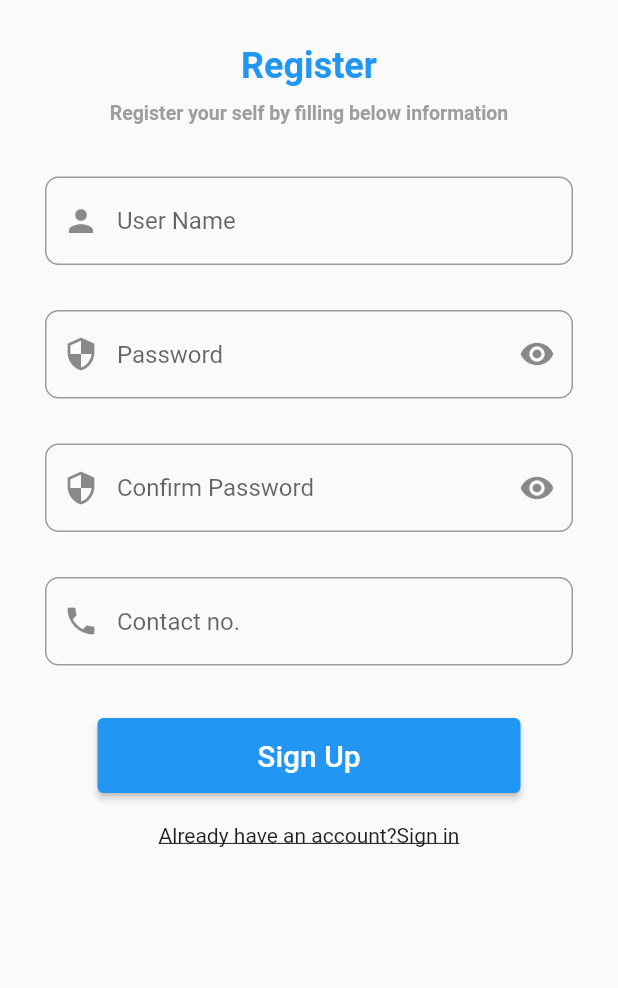
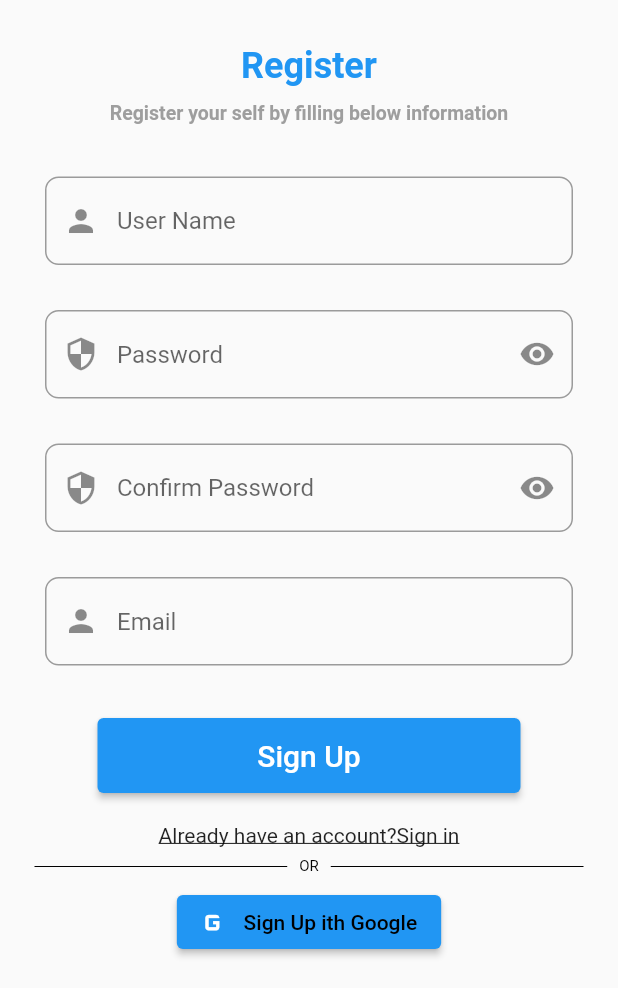
Before and after one commit to Fenillad-23/chatIn, a Flutter app: the Registration screen opened directly, on a phone screen of 412 x 824 dp, the part 248-1236 px from its top. Run offline on Flutter 3.47's test engine with Material 2 defaults, Android fonts, the phone set to English and light mode, and no system bars; our stand-ins replace flutter_signin_button, lottie, otp_text_field, shared_preferences; accounts and stored records are empty.

Commit message:
button&validation

```diff
--- a/lib/Registration/registration.dart
+++ b/lib/Registration/registration.dart
@@ -3,6 +3,7 @@ import 'package:chattin/Network/network_dio.dart';
 import 'package:flutter/material.dart';
 import 'package:chattin/validation/validation.dart';
 import 'package:shared_preferences/shared_preferences.dart';
+import 'package:flutter_signin_button/flutter_signin_button.dart';
 
 class Registration extends StatefulWidget {
   const Registration({Key? key}) : super(key: key);
@@ -84,7 +85,8 @@ class _RegistrationState extends State<Registration> {
           child: Column(mainAxisAlignment: MainAxisAlignment.center, children: [
             Padding(
               padding: EdgeInsets.all(15),
-                child: Column(children: [
+              child: Column(
+                children: [
                   SizedBox(
                     height: 50,
                   ),
@@ -120,7 +122,8 @@ class _RegistrationState extends State<Registration> {
                   SizedBox(
                     height: 20,
                   ),
-                  Column(children: [
+                  Column(
+                    children: [
                       Padding(
                         padding: EdgeInsets.all(15),
                         child: TextFormField(
@@ -201,19 +204,19 @@ class _RegistrationState extends State<Registration> {
                       Padding(
                         padding: EdgeInsets.all(15),
                         child: TextFormField(
-                        controller: contactNoController,
+                          controller: userNameController,
                           decoration: InputDecoration(
-                          prefixIcon: Icon(Icons.phone),
+                            prefixIcon: Icon(Icons.person),
                             alignLabelWithHint: true,
                             border: OutlineInputBorder(
                               borderRadius: BorderRadius.circular(9),
                             ),
-                          labelText: 'Contact no.',
-                          hintText: 'Enter Your Contact No',
+                            labelText: 'Email',
+                            hintText: 'Enter Your Email Address',
                           ),
-                        keyboardType: TextInputType.number,
-                        validator: (value) => Validators.ContactNumberValidator(
-                            value!.trim(), "Contact Number"),
+                          validator: (value) =>
+                              Validators.emailAddressValidator(
+                                  value!.trim(), "email"),
                         ),
                       ),
                       Padding(
@@ -234,8 +237,8 @@ class _RegistrationState extends State<Registration> {
                               child: Text(
                                 "Sign Up",
                                 textAlign: TextAlign.center,
-                              style:
-                                  TextStyle(color: Colors.white, fontSize: 20),
+                                style: TextStyle(
+                                    color: Colors.white, fontSize: 20),
                               ),
                             ),
                           ),
@@ -245,19 +248,54 @@ class _RegistrationState extends State<Registration> {
                         mainAxisAlignment: MainAxisAlignment.center,
                         children: [
                           GestureDetector(
-                          onTap: () => Navigator.push(context,
-                              MaterialPageRoute(builder: (context) => Login())),
+                            onTap: () => Navigator.push(
+                                context,
+                                MaterialPageRoute(
+                                    builder: (context) => Login())),
                             child: Text(
                               "Already have an account?Sign in",
                               textAlign: TextAlign.center,
-                            style:
-                                TextStyle(decoration: TextDecoration.underline),
+                              style: TextStyle(
+                                  decoration: TextDecoration.underline),
                             ),
                           )
                         ],
+                      ),
+                    ],
+                  ),
+                  Row(
+                    children: <Widget>[
+                      Expanded(
+                        child: new Container(
+                          child: Padding(
+                            padding: const EdgeInsets.all(8.0),
+                            child: Divider(
+                              color: Colors.black,
+                              height: 10,
+                            ),
+                          ),
+                        ),
+                      ),
+                      Text('OR',
+                          style: TextStyle(color: Colors.black, fontSize: 10)),
+                      Expanded(
+                        child: new Container(
+                          child: Padding(
+                            padding: const EdgeInsets.all(8.0),
+                            child: Divider(color: Colors.black, height: 10),
+                          ),
+                        ),
                       )
-                  ]),
-                ]))
+                    ],
+                  ),
+                  ElevatedButton.icon(
+                      onPressed: () => print(''),
+                      icon: Icon(Icons.g_mobiledata, size: 24.5),
+                      label: Text('Sign Up ith Google',
+                          style: TextStyle(color: Colors.black)))
+                ],
+              ),
+            ),
           ]),
         ),
       ),
--- a/lib/validation/validation.dart
+++ b/lib/validation/validation.dart
@@ -36,4 +36,15 @@ class Validators {
     }
     return null;
   }
+
+  static String? emailAddressValidator(String value, String type) {
+    String emailptn =
+        r"^[a-zA-Z0-9.a-zA-Z0-9.!#$%&'*+-/=?^_`{|}~]+@[a-zA-Z0-9]+\.[a-zA-Z]+";
+    RegExp regExp = RegExp(emailptn);
+    if (value.isEmpty) {
+      return "$type can't be null";
+    } else if (!regExp.hasMatch(emailptn)) {
+      return "please follow the proper format";
+    }
+  }
 }
--- a/pubspec.yaml
+++ b/pubspec.yaml
@@ -34,6 +34,7 @@ dependencies:
   lottie: ^1.2.1
   otp_text_field: ^1.1.1
   shared_preferences: ^2.0.11
+  flutter_signin_button: ^2.0.0
 dev_dependencies:
   flutter_test:
     sdk: flutter
```
Also changed, not shown: pubspec.lock. Lines whose indentation alone changed are shown as unchanged.
